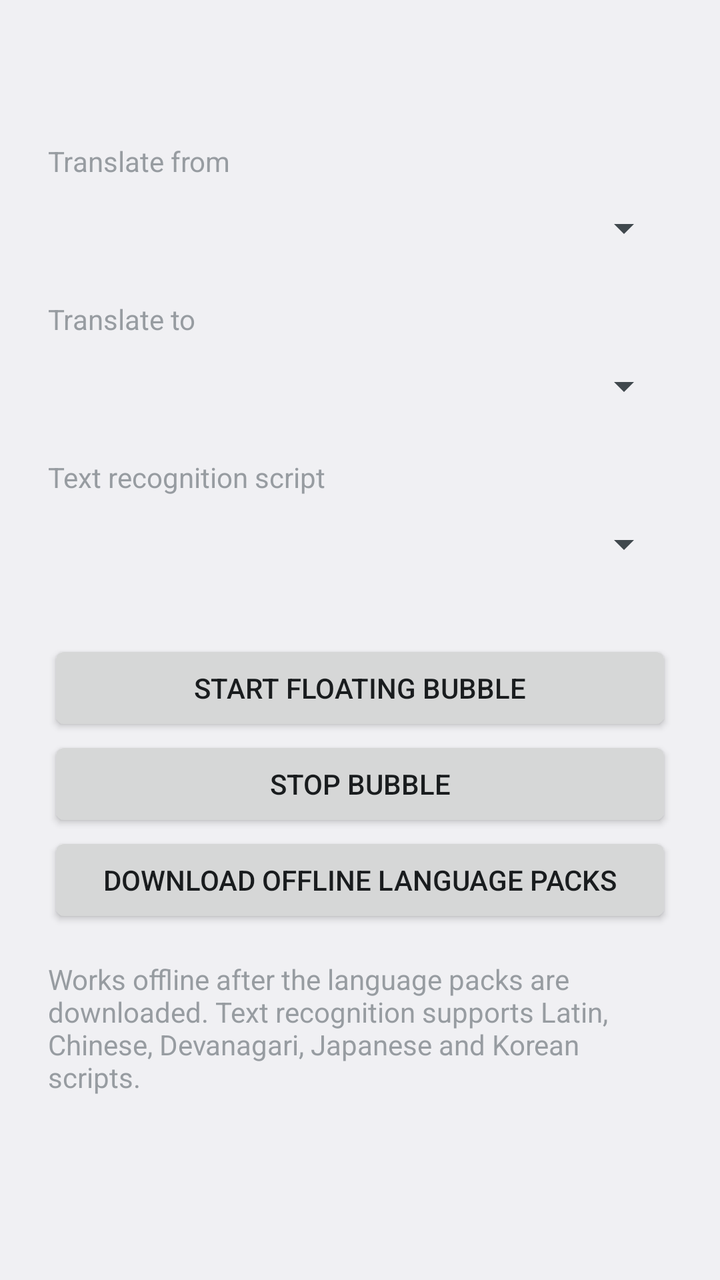
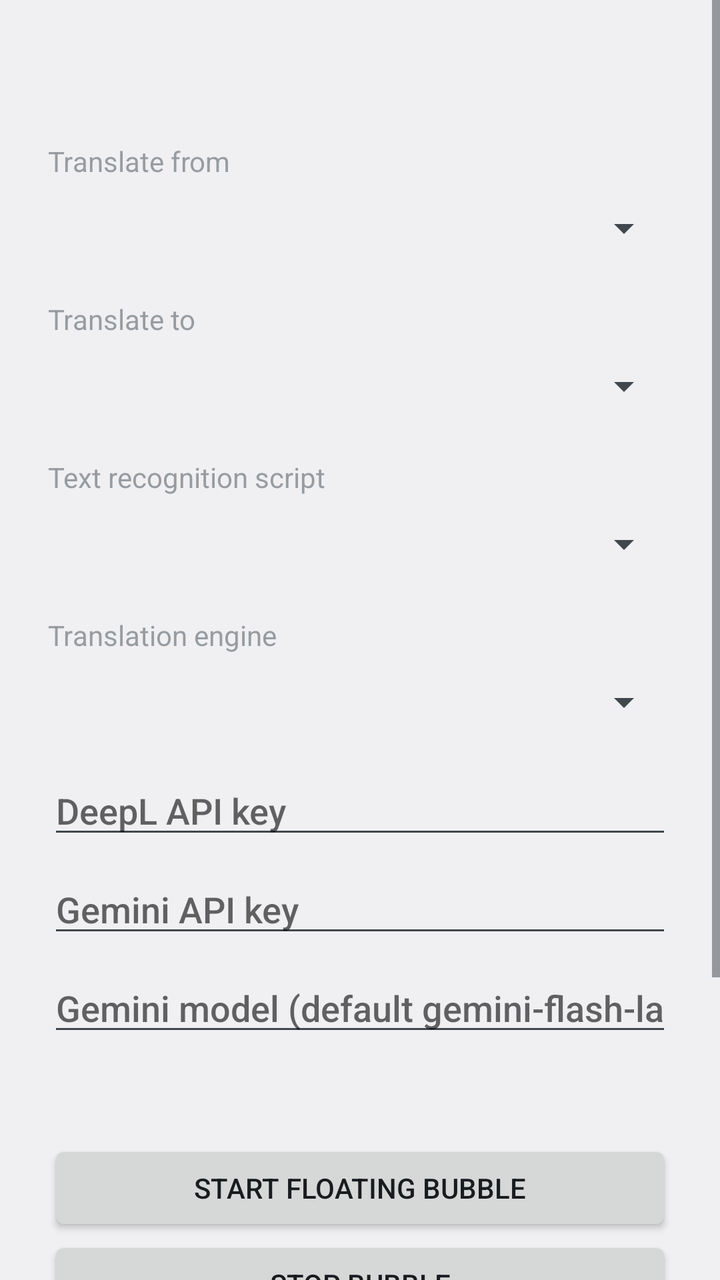

The first picture is an Android layout as it rendered before a commit; the second is the same layout after the commit. The layout source and the unified diff follow.
<!-- AndroidManifest.xml: application theme android:Theme.DeviceDefault.DayNight -->
<!-- res/layout/activity_main.xml -->
<?xml version="1.0" encoding="utf-8"?>
<ScrollView xmlns:android="http://schemas.android.com/apk/res/android"
    android:layout_width="match_parent"
    android:layout_height="match_parent"
    android:fitsSystemWindows="true">

    <LinearLayout
        android:layout_width="match_parent"
        android:layout_height="wrap_content"
        android:orientation="vertical"
        android:padding="24dp">

        <TextView
            android:id="@+id/status"
            android:layout_width="match_parent"
            android:layout_height="wrap_content"
            android:layout_marginBottom="16dp" />

        <TextView style="@style/Label" android:text="@string/label_source" />
        <Spinner android:id="@+id/source" style="@style/Picker" />

        <TextView style="@style/Label" android:text="@string/label_target" />
        <Spinner android:id="@+id/target" style="@style/Picker" />

        <TextView style="@style/Label" android:text="@string/label_script" />
        <Spinner android:id="@+id/script" style="@style/Picker" />

        <Button
            android:id="@+id/start"
            android:layout_width="match_parent"
            android:layout_height="wrap_content"
            android:layout_marginTop="24dp"
            android:text="@string/start_bubble" />

        <Button
            android:id="@+id/stop"
            android:layout_width="match_parent"
            android:layout_height="wrap_content"
            android:text="@string/stop_bubble" />

        <Button
            android:id="@+id/download"
            android:layout_width="match_parent"
            android:layout_height="wrap_content"
            android:text="@string/download_models" />

        <TextView
            android:layout_width="match_parent"
            android:layout_height="wrap_content"
            android:layout_marginTop="16dp"
            android:alpha="0.7"
            android:text="@string/help" />
    </LinearLayout>
</ScrollView>
<!-- resources referenced by this layout -->
<resources>
  <string name="download_models">Download offline language packs</string>
  <string name="help">Works offline after the language packs are downloaded. Text recognition supports Latin, Chinese, Devanagari, Japanese and Korean scripts.</string>
  <string name="label_script">Text recognition script</string>
  <string name="label_source">Translate from</string>
  <string name="label_target">Translate to</string>
  <string name="start_bubble">Start floating bubble</string>
  <string name="stop_bubble">Stop bubble</string>
  <style name="Label">
          <item name="android:layout_width">wrap_content</item>
          <item name="android:layout_height">wrap_content</item>
          <item name="android:layout_marginTop">12dp</item>
          <item name="android:alpha">0.7</item>
      </style>
  <style name="Picker">
          <item name="android:layout_width">match_parent</item>
          <item name="android:layout_height">48dp</item>
      </style>
</resources>

<!-- the commit's change to res/layout/activity_main.xml (unified diff, before → after) -->
@@ -24,6 +24,32 @@
 
         <TextView style="@style/Label" android:text="@string/label_script" />
         <Spinner android:id="@+id/script" style="@style/Picker" />
+
+        <TextView style="@style/Label" android:text="@string/label_engine" />
+        <Spinner android:id="@+id/engine" style="@style/Picker" />
+
+        <EditText
+            android:id="@+id/deepl_key"
+            style="@style/KeyField"
+            android:hint="@string/hint_deepl_key" />
+
+        <EditText
+            android:id="@+id/gemini_key"
+            style="@style/KeyField"
+            android:hint="@string/hint_gemini_key" />
+
+        <EditText
+            android:id="@+id/gemini_model"
+            style="@style/KeyField"
+            android:hint="@string/hint_gemini_model"
+            android:inputType="text|textNoSuggestions" />
+
+        <TextView
+            android:id="@+id/engine_note"
+            android:layout_width="match_parent"
+            android:layout_height="wrap_content"
+            android:layout_marginTop="4dp"
+            android:alpha="0.7" />
 
         <Button
             android:id="@+id/start"
<!-- resource entries referenced after the edit -->
@@ -1,12 +1,24 @@
 <!-- resources referenced by this layout -->
 <resources>
   <string name="download_models">Download offline language packs</string>
-  <string name="help">Works offline after the language packs are downloaded. Text recognition supports Latin, Chinese, Devanagari, Japanese and Korean scripts.</string>
+  <string name="help">Offline mode never sends anything off the phone and works without internet once the language packs are downloaded. Text recognition supports Latin, Chinese, Devanagari, Japanese and Korean scripts.</string>
+  <string name="hint_deepl_key">DeepL API key</string>
+  <string name="hint_gemini_key">Gemini API key</string>
+  <string name="hint_gemini_model">Gemini model (default gemini-flash-latest)</string>
+  <string name="label_engine">Translation engine</string>
   <string name="label_script">Text recognition script</string>
   <string name="label_source">Translate from</string>
   <string name="label_target">Translate to</string>
   <string name="start_bubble">Start floating bubble</string>
   <string name="stop_bubble">Stop bubble</string>
+  <style name="KeyField">
+          <item name="android:layout_width">match_parent</item>
+          <item name="android:layout_height">wrap_content</item>
+          <item name="android:layout_marginTop">8dp</item>
+          <item name="android:importantForAutofill">no</item>
+          <item name="android:inputType">textVisiblePassword|textNoSuggestions</item>
+          <item name="android:singleLine">true</item>
+      </style>
   <style name="Label">
           <item name="android:layout_width">wrap_content</item>
           <item name="android:layout_height">wrap_content</item>
